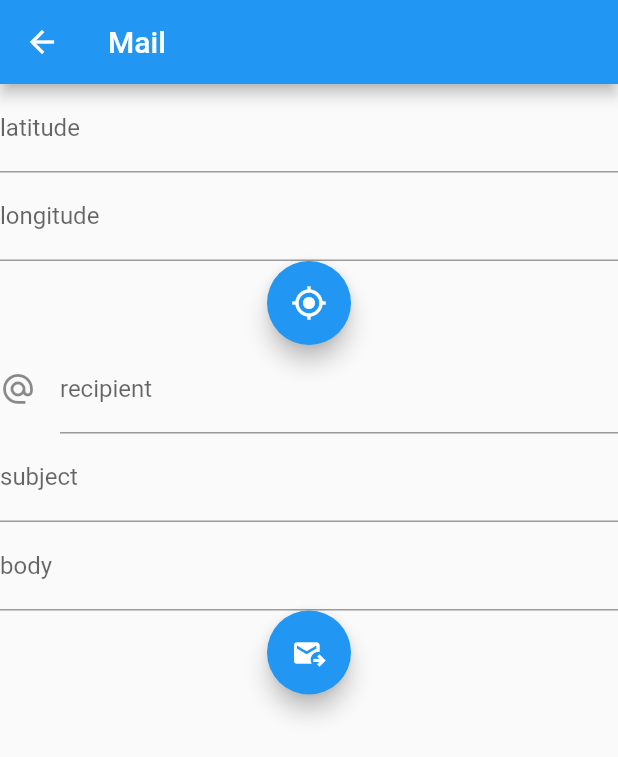
After one commit to IPreferWater/doko_flutter, a Flutter app: the MailScreen screen opened directly, after a tap on the "gps fixed" icon, on a phone screen of 412 x 824 dp. The commit adds this screen. Shown: the top 757 px of the screen. Run offline on Flutter 3.47's test engine with Material 2 defaults, Android fonts, the phone set to English and light mode, and no system bars; our stand-ins replace flutter_secure_storage, geolocator, get_it, graphql, sembast and 1 more; missing offline and left inert: dart:ffi, flutter_email_sender; accounts and stored records are empty.

Commit message:
feat(init): can send posts via mail

```diff
--- /dev/null
+++ b/lib/screen/mail_screen.dart
@@ -0,0 +1,179 @@
+import 'dart:ffi';
+
+import 'package:flutter/material.dart';
+import 'package:flutter_doko/db/post_repository_abstract.dart';
+import 'package:flutter_doko/model/post.dart';
+import 'package:flutter_doko/widget/post_form_dialog.dart';
+import 'package:geolocator/geolocator.dart';
+import 'package:get_it/get_it.dart';
+import 'package:graphql/client.dart';
+import 'package:flutter_email_sender/flutter_email_sender.dart';
+
+import '../main.dart';
+
+class MailScreen extends StatefulWidget {
+  _MailScreenState createState() => _MailScreenState();
+}
+
+class _MailScreenState extends State<MailScreen> {
+
+  final _formKey = GlobalKey<FormState>();
+
+  final recipientController = TextEditingController();
+  final subjectController = TextEditingController();
+  final bodyController = TextEditingController();
+  final latitudeController = TextEditingController();
+  final longitudeController = TextEditingController();
+
+
+  @override
+  void initState() {
+    init();
+    super.initState();
+  }
+
+  void init() async {
+   //get shared prefs
+  }
+
+  @override
+  Widget build(BuildContext context) {
+    return Scaffold(
+      appBar: AppBar(
+        title: Text('Mail'),
+        actions: <Widget>[
+        ],
+      ),
+      body: _mailScreen(),
+    );
+  }
+
+  Widget _mailScreen(){
+    return Form(
+      key: _formKey,
+        child: Column(
+      children: [
+        _locationWidget(),
+        TextFormField(
+            controller: recipientController,
+            decoration: InputDecoration(
+              icon: Icon(Icons.alternate_email_outlined),
+              hintText: "recipient",
+              labelText: "recipient",
+            ),
+            validator: (String value) {
+              bool emailValid = RegExp(r"^[a-zA-Z0-9.a-zA-Z0-9.!#$%&'*+-/=?^_`{|}~]+@[a-zA-Z0-9]+\.[a-zA-Z]+").hasMatch(value);
+              return !emailValid ? 'mail adress not correct' : null;
+            }
+        ),
+        TextFormField(
+            controller: subjectController,
+            decoration: InputDecoration(
+              hintText: "subject",
+              labelText: "subject",
+            ),
+        ),
+        TextFormField(
+            controller: bodyController,
+            decoration: InputDecoration(
+              hintText: "body",
+              labelText: "body",
+            ),
+        ),
+        FloatingActionButton(
+            child: Icon(Icons.outgoing_mail),
+            onPressed: (){
+
+          if (_formKey.currentState.validate()){
+           // ScaffoldMessenger.of(context).showSnackBar(SnackBar(content: Text("error?")));
+            _sendMail();
+          }
+        })
+
+      ],
+    ));
+  }
+
+  //TODO duplicated code
+  Widget _locationWidget() {
+    return Column(
+        children: <Widget>[
+          TextField(
+            controller: latitudeController,
+            decoration: new InputDecoration(labelText: "latitude"),
+            keyboardType: TextInputType.number,
+          ),
+          TextField(
+            controller: longitudeController,
+            decoration: new InputDecoration(labelText: "longitude"),
+            keyboardType: TextInputType.number,
+          ),
+          FloatingActionButton(
+              child: Icon(Icons.gps_fixed),
+              heroTag: "getLocationBtn",
+              onPressed: () async {
+                Position p = await _determinePosition();
+                latitudeController.text = p.latitude.toString();
+                longitudeController.text = p.longitude.toString();
+              })
+        ]);
+  }
+
+  /// Determine the current position of the device.
+  ///
+  /// When the location services are not enabled or permissions
+  /// are denied the `Future` will return an error.
+  Future<Position> _determinePosition() async {
+    bool serviceEnabled;
+    LocationPermission permission;
+
+    // Test if location services are enabled.
+    serviceEnabled = await Geolocator.isLocationServiceEnabled();
+    if (!serviceEnabled) {
+      // Location services are not enabled don't continue
+      // accessing the position and request users of the
+      // App to enable the location services.
+      return Future.error('Location services are disabled.');
+    }
+
+    permission = await Geolocator.checkPermission();
+    if (permission == LocationPermission.denied) {
+      permission = await Geolocator.requestPermission();
+      if (permission == LocationPermission.deniedForever) {
+        // Permissions are denied forever, handle appropriately.
+        return Future.error(
+            'Location permissions are permanently denied, we cannot request permissions.');
+      }
+
+      if (permission == LocationPermission.denied) {
+        // Permissions are denied, next time you could try
+        // requesting permissions again (this is also where
+        // Android's shouldShowRequestPermissionRationale
+        // returned true. According to Android guidelines
+        // your App should show an explanatory UI now.
+        return Future.error(
+            'Location permissions are denied');
+      }
+    }
+
+    // When we reach here, permissions are granted and we can
+    // continue accessing the position of the device.
+    return await Geolocator.getCurrentPosition();
+  }
+
+
+_sendMail() async {
+  final Email email = Email(
+    //https://www.latlong.net/c/?lat=50.638120&long=3.050870
+    body: ' <a href="">position on latlong.net</a>.'
+        '<p> mes coordonées ${latitudeController.text} ${longitudeController.text} => https://www.latlong.net/c/?lat=${latitudeController.text}&long=${longitudeController.text}</p>'
+        '<p> message :  ${bodyController.text}</p>',
+    subject: subjectController.text,
+    recipients: [recipientController.text],
+    isHTML: true,
+  );
+
+  await FlutterEmailSender.send(email);
+  ScaffoldMessenger.of(context).showSnackBar(SnackBar(content: Text("mail sent")));
+}
+  }
--- a/lib/screen/posts_screen.dart
+++ b/lib/screen/posts_screen.dart
@@ -4,7 +4,6 @@ import 'package:flutter/material.dart';
 import 'package:flutter_doko/db/post_repository_abstract.dart';
 import 'package:flutter_doko/model/post.dart';
 import 'package:flutter_doko/widget/post_form_dialog.dart';
-import 'package:geolocator/geolocator.dart';
 import 'package:get_it/get_it.dart';
 import 'package:graphql/client.dart';
 
@@ -72,6 +71,9 @@ class _PostsScreenState extends State<PostsScreen> {
     PostFormDialog());
     int id = await _postRepository.insertPost(post);
     print("postInserted $id");
+
+
+
     }),
             FloatingActionButton(
 
@@ -79,6 +81,7 @@ class _PostsScreenState extends State<PostsScreen> {
                 heroTag: "sendAllPostsBtn",
                 onPressed: () async {
                   List <Post> posts = await _postRepository.getAllPost();
+                  print(posts[0].toString());
                   String mutationStr = """
                    mutation CreatePosts(\$newposts: [InputPost!]!) {
   createPosts(input: \$newposts)
@@ -89,6 +92,8 @@ class _PostsScreenState extends State<PostsScreen> {
                   final variable ={
                     "newposts":variablesJson
                   };
+
+                  print(variable);
 
                   QueryResult queryResult = await client.query(
                     QueryOptions(documentNode: gql(mutationStr), variables: variable),
@@ -105,10 +110,6 @@ class _PostsScreenState extends State<PostsScreen> {
     }
   }
 
-
-
-
-
 //TODO: client should be injected
   Future _testGraphQl(GraphQLClient client) async {
     QueryResult result = await client.query(
```
